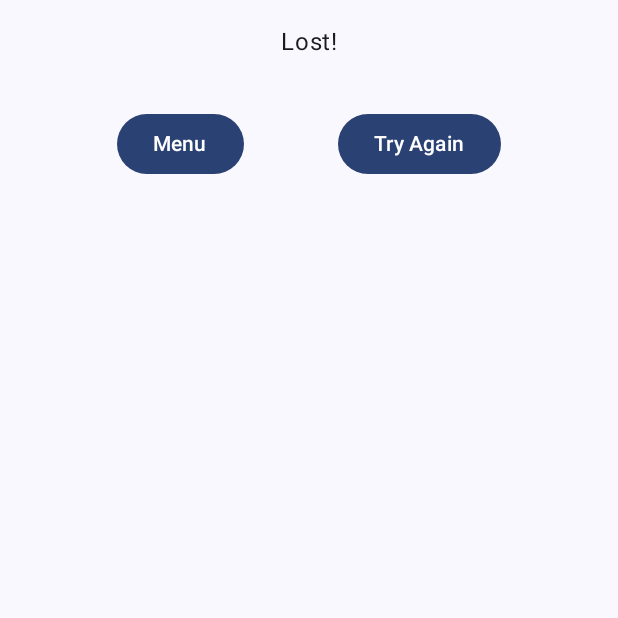
After one commit to JosenRomero/next-letter-puzzle-mobileversion, an Android app built with Jetpack Compose: the composable ResultContainer shown on its own in the app's theme, on a phone screen of 412 x 824 dp, the top half of it. The commit adds this screen. Run offline under Robolectric (Android 15) with nearby library versions, the phone set to English and light mode, and no system bars.

Commit message:
add ResultContainer component

```diff
--- /dev/null
+++ b/app/src/main/java/com/josenromero/nextletterpuzzle/ui/components/ResultContainer.kt
@@ -0,0 +1,73 @@
+package com.josenromero.nextletterpuzzle.ui.components
+
+import android.content.res.Configuration.UI_MODE_NIGHT_YES
+import androidx.compose.foundation.layout.Arrangement
+import androidx.compose.foundation.layout.Column
+import androidx.compose.foundation.layout.Row
+import androidx.compose.foundation.layout.Spacer
+import androidx.compose.foundation.layout.fillMaxWidth
+import androidx.compose.foundation.layout.height
+import androidx.compose.foundation.layout.padding
+import androidx.compose.material3.Button
+import androidx.compose.material3.Text
+import androidx.compose.runtime.Composable
+import androidx.compose.ui.Alignment
+import androidx.compose.ui.Modifier
+import androidx.compose.ui.text.style.TextAlign
+import androidx.compose.ui.tooling.preview.Preview
+import androidx.compose.ui.unit.dp
+import com.josenromero.nextletterpuzzle.ui.theme.NextLetterPuzzleTheme
+
+@Composable
+fun ResultContainer(
+    win: Boolean,
+    onNavigateToHomeScreen: () -> Unit,
+    nextLevelBtn: () -> Unit,
+    tryAgainBtn: () -> Unit
+) {
+
+    Column(
+        modifier = Modifier
+            .padding(16.dp),
+        horizontalAlignment = Alignment.CenterHorizontally,
+        verticalArrangement = Arrangement.Center
+    ) {
+        Text(
+            text = if(win) "Level completed!" else "Lost!",
+            textAlign = TextAlign.Center
+        )
+        Spacer(modifier = Modifier.height(32.dp))
+        Row(
+            modifier = Modifier.fillMaxWidth(),
+            horizontalArrangement = Arrangement.SpaceEvenly
+        ) {
+            Button(onClick = { onNavigateToHomeScreen() }) {
+                Text(text = "Menu")
+            }
+            if (win) {
+                Button(onClick = { nextLevelBtn() }) {
+                    Text(text = "Next Level")
+                }
+            } else {
+                Button(onClick = { tryAgainBtn() }) {
+                    Text(text = "Try Again")
+                }
+            }
+        }
+    }
+
+}
+
+@Preview(name = "Light Mode")
+@Preview(name = "Dark Mode", uiMode = UI_MODE_NIGHT_YES)
+@Composable
+fun WinContainerPreview() {
+    NextLetterPuzzleTheme {
+        ResultContainer(
+            win = true,
+            onNavigateToHomeScreen = {},
+            nextLevelBtn = {},
+            tryAgainBtn = {}
+        )
+    }
+}
```
Also changed, not shown: app/src/main/java/com/josenromero/nextletterpuzzle/ui/main/views/PlayScreen.kt (+16 -0 lines).
